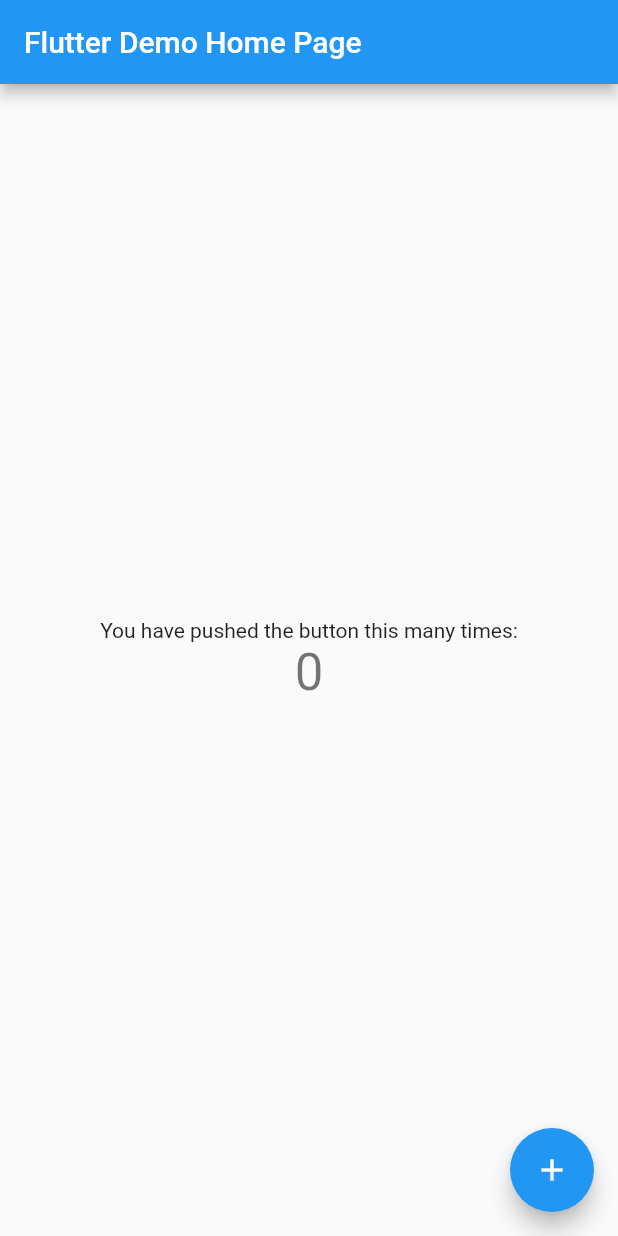
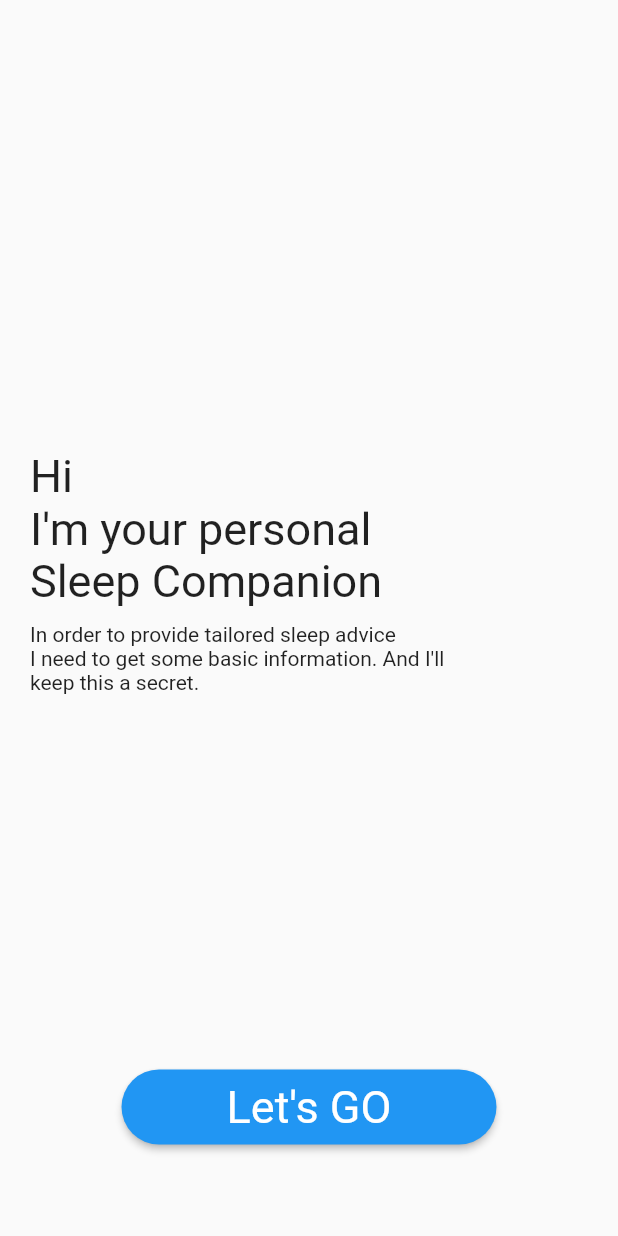
Before and after one commit to Rahul-JOON/Sleepfit, a Flutter app: the screen it shows after launch, on a phone screen of 412 x 824 dp. Run offline on Flutter 3.47's test engine with Material 2 defaults, Android fonts, the phone set to English and light mode, and no system bars.

Commit message:
landing page done 1.1

```diff
--- /dev/null
+++ b/lib/Oneinstance/Newuser.dart
@@ -0,0 +1,53 @@
+// ignore_for_file: prefer_const_constructors
+import 'package:flutter/material.dart';
+
+class NUlandingpage extends StatefulWidget {
+  const NUlandingpage({Key? key}) : super(key: key);
+
+  @override
+  State<NUlandingpage> createState() => _NUlandingpageState();
+}
+
+class _NUlandingpageState extends State<NUlandingpage> {
+  @override
+  Widget build(BuildContext context) {
+    return (Scaffold(
+      body: Column(
+        children: [
+          Container(
+            width: MediaQuery.of(context).size.width,
+            //decoration: BoxDecoration(color: Colors.red),
+            padding: EdgeInsets.only(top: 300, left: 20),
+            child: Text(
+              "Hi\nI'm your personal\nSleep Companion",
+              style: TextStyle(fontSize: 30),
+            ),
+          ),
+          Container(
+            width: MediaQuery.of(context).size.width,
+            //decoration: BoxDecoration(color: Colors.yellow),
+            padding: EdgeInsets.only(left: 20, top: 10),
+            child: Text(
+                "In order to provide tailored sleep advice\nI need to get some basic information. And I'll\nkeep this a secret."),
+          ),
+          SizedBox(
+            height: 250,
+          ),
+          ElevatedButton(
+            onPressed: (() {
+              Navigator.pushNamed(context, 'userinfo');
+            }),
+            child: Text(
+              "Let's GO",
+              style: TextStyle(fontSize: 30, fontWeight: FontWeight.normal),
+            ),
+            style: ElevatedButton.styleFrom(
+                shape: RoundedRectangleBorder(
+                    borderRadius: BorderRadius.circular(60)),
+                minimumSize: Size(250, 50)),
+          ),
+        ],
+      ),
+    ));
+  }
+}
--- a/lib/main.dart
+++ b/lib/main.dart
@@ -1,115 +1,15 @@
+// ignore_for_file: prefer_const_constructors
 import 'package:flutter/material.dart';
+import 'package:sleepfit/Oneinstance/Newuser.dart';
+import 'package:sleepfit/Oneinstance/Userinfo.dart';
 
 void main() {
-  runApp(const MyApp());
+  runApp(MaterialApp(
+    debugShowCheckedModeBanner: false,
+    initialRoute: 'newuser',
+    routes: {
+      'newuser': (context) => NUlandingpage(),
+      'userinfo': (context) => Userinfo()
+    },
+  ));
 }
-
-class MyApp extends StatelessWidget {
-  const MyApp({Key? key}) : super(key: key);
-
-  // This widget is the root of your application.
-  @override
-  Widget build(BuildContext context) {
-    return MaterialApp(
-      title: 'Flutter Demo',
-      theme: ThemeData(
-        // This is the theme of your application.
-        //
-        // Try running your application with "flutter run". You'll see the
-        // application has a blue toolbar. Then, without quitting the app, try
-        // changing the primarySwatch below to Colors.green and then invoke
-        // "hot reload" (press "r" in the console where you ran "flutter run",
-        // or simply save your changes to "hot reload" in a Flutter IDE).
-        // Notice that the counter didn't reset back to zero; the application
-        // is not restarted.
-        primarySwatch: Colors.blue,
-      ),
-      home: const MyHomePage(title: 'Flutter Demo Home Page'),
-    );
-  }
-}
-
-class MyHomePage extends StatefulWidget {
-  const MyHomePage({Key? key, required this.title}) : super(key: key);
-
-  // This widget is the home page of your application. It is stateful, meaning
-  // that it has a State object (defined below) that contains fields that affect
-  // how it looks.
-
-  // This class is the configuration for the state. It holds the values (in this
-  // case the title) provided by the parent (in this case the App widget) and
-  // used by the build method of the State. Fields in a Widget subclass are
-  // always marked "final".
-
-  final String title;
-
-  @override
-  State<MyHomePage> createState() => _MyHomePageState();
-}
-
-class _MyHomePageState extends State<MyHomePage> {
-  int _counter = 0;
-
-  void _incrementCounter() {
-    setState(() {
-      // This call to setState tells the Flutter framework that something has
-      // changed in this State, which causes it to rerun the build method below
-      // so that the display can reflect the updated values. If we changed
-      // _counter without calling setState(), then the build method would not be
-      // called again, and so nothing would appear to happen.
-      _counter++;
-    });
-  }
-
-  @override
-  Widget build(BuildContext context) {
-    // This method is rerun every time setState is called, for instance as done
-    // by the _incrementCounter method above.
-    //
-    // The Flutter framework has been optimized to make rerunning build methods
-    // fast, so that you can just rebuild anything that needs updating rather
-    // than having to individually change instances of widgets.
-    return Scaffold(
-      appBar: AppBar(
-        // Here we take the value from the MyHomePage object that was created by
-        // the App.build method, and use it to set our appbar title.
-        title: Text(widget.title),
-      ),
-      body: Center(
-        // Center is a layout widget. It takes a single child and positions it
-        // in the middle of the parent.
-        child: Column(
-          // Column is also a layout widget. It takes a list of children and
-          // arranges them vertically. By default, it sizes itself to fit its
-          // children horizontally, and tries to be as tall as its parent.
-          //
-          // Invoke "debug painting" (press "p" in the console, choose the
-          // "Toggle Debug Paint" action from the Flutter Inspector in Android
-          // Studio, or the "Toggle Debug Paint" command in Visual Studio Code)
-          // to see the wireframe for each widget.
-          //
-          // Column has various properties to control how it sizes itself and
-          // how it positions its children. Here we use mainAxisAlignment to
-          // center the children vertically; the main axis here is the vertical
-          // axis because Columns are vertical (the cross axis would be
-          // horizontal).
-          mainAxisAlignment: MainAxisAlignment.center,
-          children: <Widget>[
-            const Text(
-              'You have pushed the button this many times:',
-            ),
-            Text(
-              '$_counter',
-              style: Theme.of(context).textTheme.headline4,
-            ),
-          ],
-        ),
-      ),
-      floatingActionButton: FloatingActionButton(
-        onPressed: _incrementCounter,
-        tooltip: 'Increment',
-        child: const Icon(Icons.add),
-      ), // This trailing comma makes auto-formatting nicer for build methods.
-    );
-  }
-}
```
Also changed, not shown: lib/Oneinstance/Userinfo.dart (added, +16 -0 lines), 2 other files.
